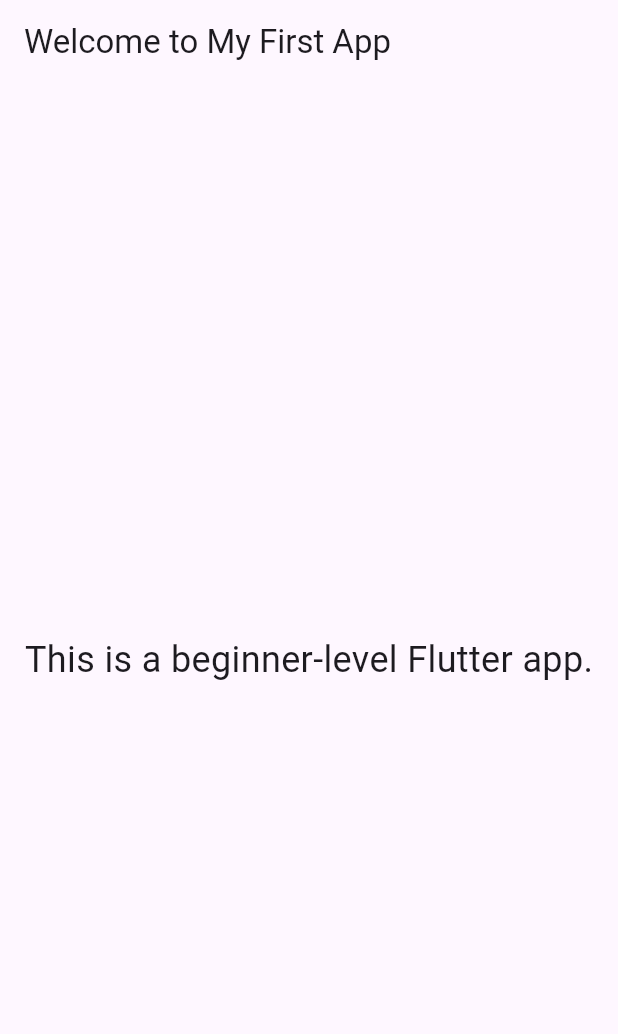
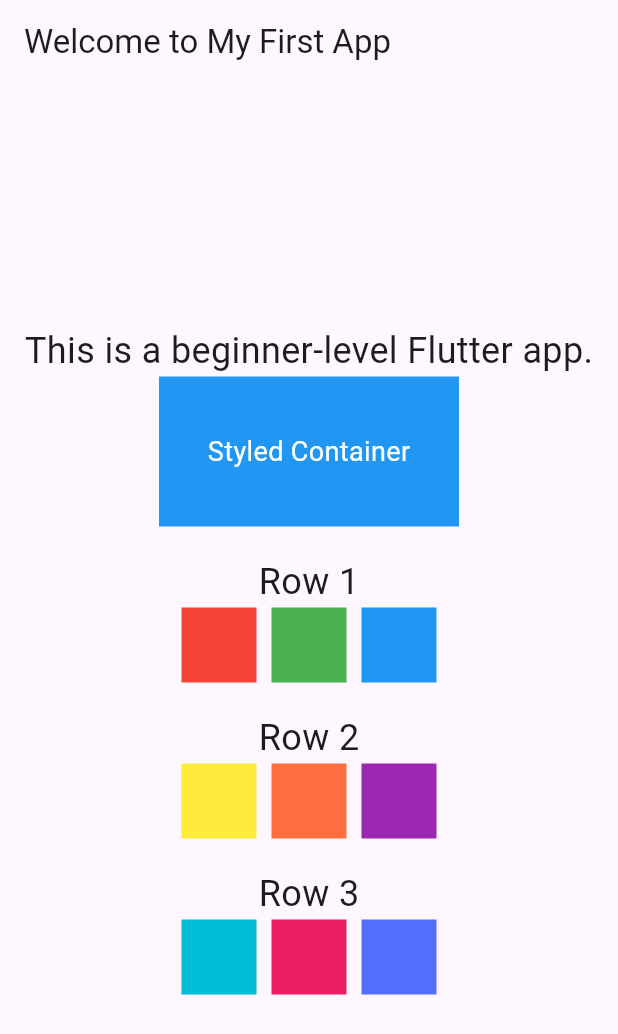
Before and after one commit to Simeon-Petrov/Flutter, a Flutter app: the screen it shows after launch, on a phone screen of 412 x 824 dp. Shown: the top 1034 px of the screen. Run offline on Flutter 3.47's test engine with Material 3 defaults, Android fonts, the phone set to English and light mode, and no system bars.

Commit message:
Add simple calculator and modify main.dart

```diff
--- a/simple_app/simple_app_with_text_widget/lib/main.dart
+++ b/simple_app/simple_app_with_text_widget/lib/main.dart
@@ -12,11 +12,66 @@
     return MaterialApp(
       home: Scaffold(
         appBar: AppBar(title: Text("Welcome to My First App")),
-        body: Center(
-          child: Text(
-            "This is a beginner-level Flutter app.",
-            style: TextStyle(fontSize: 24),
-          ),
+        body: Column(
+          mainAxisAlignment: MainAxisAlignment.center,
+          children: [
+            // Текущият текст
+            Text(
+              "This is a beginner-level Flutter app.",
+              style: TextStyle(fontSize: 24),
+            ),
+            // Стилния контейнер
+            Container(
+              height: 100,
+              width: 200,
+              color: Colors.blue,
+              alignment: Alignment.center,
+              child: Text(
+                "Styled Container",
+                style: TextStyle(color: Colors.white, fontSize: 18),
+              ),
+            ),
+            SizedBox(height: 20),
+            Text("Row 1", style: TextStyle(fontSize: 24)),
+            Row(
+              mainAxisAlignment: MainAxisAlignment.center,
+              children: [
+                Container(height: 50, width: 50, color: Colors.red),
+                SizedBox(width: 10),
+                Container(height: 50, width: 50, color: Colors.green),
+                SizedBox(width: 10),
+                Container(height: 50, width: 50, color: Colors.blue),
+              ],
+            ),
+            SizedBox(height: 20),
+            Text("Row 2", style: TextStyle(fontSize: 24)),
+            Row(
+              mainAxisAlignment: MainAxisAlignment.center,
+              children: [
+                Container(height: 50, width: 50, color: Colors.yellow),
+                SizedBox(width: 10),
+                Container(
+                  height: 50,
+                  width: 50,
+                  color: Colors.deepOrangeAccent,
+                ),
+                SizedBox(width: 10),
+                Container(height: 50, width: 50, color: Colors.purple),
+              ],
+            ),
+            SizedBox(height: 20),
+            Text("Row 3", style: TextStyle(fontSize: 24)),
+            Row(
+              mainAxisAlignment: MainAxisAlignment.center,
+              children: [
+                Container(height: 50, width: 50, color: Colors.cyan),
+                SizedBox(width: 10),
+                Container(height: 50, width: 50, color: Colors.pink),
+                SizedBox(width: 10),
+                Container(height: 50, width: 50, color: Colors.indigoAccent),
+              ],
+            ),
+          ],
         ),
       ),
     );
```
Also changed, not shown: simple_app/simple_calculator/analysis_options.yaml (added, +28 -0 lines), simple_app/simple_calculator/lib/main.dart (added, +100 -0 lines), simple_app/simple_calculator/pubspec.yaml (added, +89 -0 lines), simple_app/simple_calculator/pubspec.lock (added), 125 other files.
